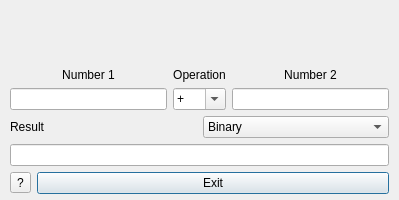
Above: design/nbcalculator.ui from xaprier/qt-nbc before the change. Below: the same form after it.
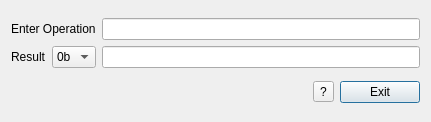
That is the form after the change. Icons and pictures are not drawn.

What changed in the file:
```diff
--- a/design/nbcalculator.ui
+++ b/design/nbcalculator.ui
@@ -6,8 +6,8 @@
    <rect>
     <x>0</x>
     <y>0</y>
-    <width>399</width>
-    <height>200</height>
+    <width>431</width>
+    <height>122</height>
    </rect>
   </property>
   <property name="windowTitle">
@@ -17,150 +17,70 @@
    <iconset resource="resources.qrc">
     <normaloff>:/icons/qt-nbc.svg</normaloff>:/icons/qt-nbc.svg</iconset>
   </property>
-  <widget class="QWidget" name="layoutWidget">
-   <property name="geometry">
-    <rect>
-     <x>10</x>
-     <y>10</y>
-     <width>379</width>
-     <height>184</height>
-    </rect>
-   </property>
    <layout class="QGridLayout" name="gridLayout">
     <item row="0" column="0">
-     <layout class="QHBoxLayout" name="horizontalLayout">
-      <item>
-       <layout class="QVBoxLayout" name="verticalLayout">
-        <item>
-         <widget class="QLabel" name="label_2">
-          <property name="text">
-           <string>Number 1</string>
-          </property>
-          <property name="alignment">
-           <set>Qt::AlignBottom|Qt::AlignHCenter</set>
-          </property>
-         </widget>
-        </item>
-        <item>
-         <widget class="QLineEdit" name="num1LE"/>
-        </item>
-       </layout>
-      </item>
-      <item>
-       <layout class="QVBoxLayout" name="verticalLayout_3">
-        <item>
-         <widget class="QLabel" name="label_3">
-          <property name="text">
-           <string>Operation</string>
-          </property>
-          <property name="alignment">
-           <set>Qt::AlignBottom|Qt::AlignHCenter</set>
-          </property>
-         </widget>
-        </item>
-        <item>
-         <widget class="QComboBox" name="operation">
-          <property name="editable">
-           <bool>true</bool>
-          </property>
-          <property name="currentText">
-           <string>+</string>
-          </property>
-          <item>
-           <property name="text">
-            <string>+</string>
-           </property>
-          </item>
-          <item>
-           <property name="text">
-            <string>-</string>
-           </property>
-          </item>
-          <item>
-           <property name="text">
-            <string>*</string>
-           </property>
-          </item>
-          <item>
-           <property name="text">
-            <string>/</string>
-           </property>
-          </item>
-          <item>
-           <property name="text">
-            <string>%</string>
-           </property>
-          </item>
-         </widget>
-        </item>
-       </layout>
-      </item>
-      <item>
-       <layout class="QVBoxLayout" name="verticalLayout_2">
-        <item>
-         <widget class="QLabel" name="label">
-          <property name="text">
-           <string>Number 2</string>
-          </property>
-          <property name="alignment">
-           <set>Qt::AlignBottom|Qt::AlignHCenter</set>
-          </property>
-         </widget>
-        </item>
-        <item>
-         <widget class="QLineEdit" name="num2LE"/>
-        </item>
-       </layout>
-      </item>
-     </layout>
-    </item>
-    <item row="1" column="0">
-     <layout class="QVBoxLayout" name="verticalLayout_4">
-      <item>
        <layout class="QHBoxLayout" name="horizontalLayout_3">
         <item>
-         <widget class="QLabel" name="resLabel">
+      <layout class="QVBoxLayout" name="verticalLayout">
+       <item>
+        <widget class="QLabel" name="labelOperation">
+         <property name="text">
+          <string>Enter Operation</string>
+         </property>
+        </widget>
+       </item>
+       <item>
+        <layout class="QHBoxLayout" name="horizontalLayout">
+         <item>
+          <widget class="QLabel" name="labelResult">
           <property name="text">
            <string>Result</string>
           </property>
-          <property name="alignment">
-           <set>Qt::AlignLeading|Qt::AlignLeft|Qt::AlignVCenter</set>
-          </property>
          </widget>
         </item>
         <item>
-         <widget class="QComboBox" name="resCombo">
-          <property name="editable">
-           <bool>false</bool>
+          <widget class="QComboBox" name="cmbBoxResult">
+           <property name="maxVisibleItems">
+            <number>4</number>
           </property>
           <item>
            <property name="text">
-            <string>Binary</string>
+             <string>0b</string>
            </property>
           </item>
           <item>
            <property name="text">
-            <string>Octal</string>
+             <string>0o</string>
            </property>
           </item>
           <item>
            <property name="text">
-            <string>Decimal</string>
+             <string>0d</string>
            </property>
           </item>
           <item>
            <property name="text">
-            <string>Hexadecimal</string>
+             <string>0x</string>
            </property>
           </item>
          </widget>
         </item>
        </layout>
       </item>
+      </layout>
+     </item>
       <item>
-       <widget class="QLineEdit" name="resLine">
+      <layout class="QVBoxLayout" name="verticalLayout_2">
+       <item>
+        <widget class="QLineEdit" name="txtBoxOperation"/>
+       </item>
+       <item>
+        <widget class="QLineEdit" name="txtBoxResult">
+         <property name="text">
+          <string notr="true"/>
+         </property>
         <property name="maxLength">
-         <number>64</number>
+          <number>32</number>
         </property>
         <property name="readOnly">
          <bool>true</bool>
@@ -169,9 +89,26 @@
       </item>
      </layout>
     </item>
-    <item row="2" column="0">
+    </layout>
+   </item>
+   <item row="1" column="0">
      <layout class="QHBoxLayout" name="horizontalLayout_4">
       <item>
+      <spacer name="horizontalSpacer">
+       <property name="orientation">
+        <enum>Qt::Horizontal</enum>
+       </property>
+       <property name="sizeHint" stdset="0">
+        <size>
+         <width>40</width>
+         <height>20</height>
+        </size>
+       </property>
+      </spacer>
+     </item>
+     <item>
+      <layout class="QHBoxLayout" name="horizontalLayout_2">
+       <item>
        <widget class="QToolButton" name="helpButton">
         <property name="text">
          <string>?</string>
@@ -184,15 +121,15 @@
          <string>Exit</string>
         </property>
         <property name="icon">
-         <iconset theme="help-about">
-          <normaloff>.</normaloff>.</iconset>
+          <iconset theme="help-about"/>
         </property>
        </widget>
       </item>
      </layout>
     </item>
    </layout>
-  </widget>
+   </item>
+  </layout>
  </widget>
  <tabstops>
   <tabstop>num1LE</tabstop>
```
Left out of the diff: 5 changed lines with no effect on the pictures. Lines whose indentation alone changed are shown as unchanged.
